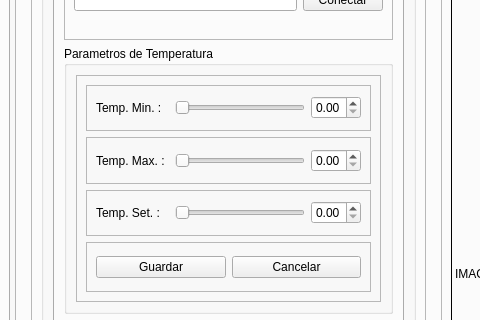
Qt form interfaz_v2/GUI-UI/v1-interfaz.ui (tigre437/interfaz-V0.1) before a commit; both pictures show x 391 to 871 and y 149 to 469 of the 1340 by 832 pixel window.
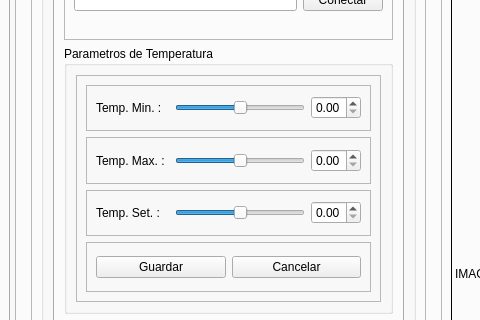
The same form after that commit. The open tabs and pages were chosen to show the change. Icons and pictures are not drawn.

Commit message: corregido que las temperaturas no se podian poner negativas en la UI

```diff
--- a/interfaz_v2/GUI-UI/v1-interfaz.ui
+++ b/interfaz_v2/GUI-UI/v1-interfaz.ui
@@ -1815,6 +1815,9 @@
                            <height>16777215</height>
                           </size>
                          </property>
+                         <property name="minimum">
+                          <number>-99</number>
+                         </property>
                          <property name="orientation">
                           <enum>Qt::Horizontal</enum>
                          </property>
@@ -1857,6 +1860,9 @@
                            <height>16777215</height>
                           </size>
                          </property>
+                         <property name="minimum">
+                          <number>-99</number>
+                         </property>
                          <property name="orientation">
                           <enum>Qt::Horizontal</enum>
                          </property>
@@ -1899,6 +1905,9 @@
                            <height>16777215</height>
                           </size>
                          </property>
+                         <property name="minimum">
+                          <number>-99</number>
+                         </property>
                          <property name="orientation">
                           <enum>Qt::Horizontal</enum>
                          </property>
```
Left out of the diff: 8 changed lines with no effect on the pictures. The commit also changes 7 other files.
